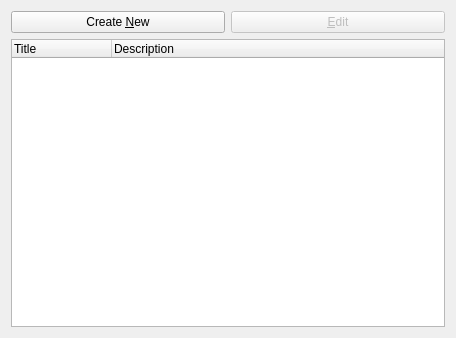
The window that src/vocabsettingswidget.ui (KDE/kanagram) describes before a commit, drawn with Qt 5.
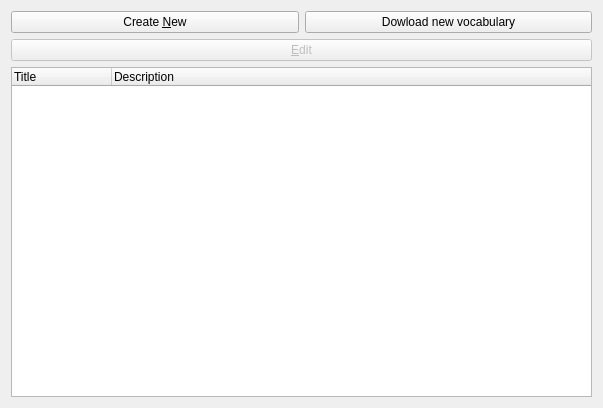
The same window after the commit.

Diff of the .ui file:
```diff
--- a/src/vocabsettingswidget.ui
+++ b/src/vocabsettingswidget.ui
@@ -1,73 +1,49 @@
 <ui version="4.0" >
  <class>VocabSettingsWidget</class>
- <widget class="QWidget" name="VocabSettingsWidget" >
-  <property name="geometry" >
+ <widget class="QWidget" name="VocabSettingsWidget">
+  <property name="geometry">
    <rect>
     <x>0</x>
     <y>0</y>
-    <width>456</width>
-    <height>338</height>
+    <width>603</width>
+    <height>408</height>
    </rect>
   </property>
-  <property name="windowTitle" >
+  <property name="minimumSize">
+   <size>
+    <width>0</width>
+    <height>0</height>
+   </size>
+  </property>
+  <property name="windowTitle">
    <string>Vocabularies</string>
   </property>
   <layout class="QGridLayout" >
    <property name="leftMargin" >
     <number>11</number>
    </property>
-   <property name="topMargin" >
-    <number>11</number>
-   </property>
-   <property name="rightMargin" >
-    <number>11</number>
-   </property>
-   <property name="bottomMargin" >
-    <number>11</number>
-   </property>
-   <property name="horizontalSpacing" >
+   <property name="spacing">
     <number>6</number>
    </property>
-   <property name="verticalSpacing" >
-    <number>6</number>
-   </property>
-   <item row="0" column="0" >
-    <layout class="QVBoxLayout" >
-     <property name="spacing" >
+   <item row="0" column="0">
+    <layout class="QVBoxLayout" name="VocabVBox">
+     <property name="spacing">
       <number>6</number>
      </property>
-     <property name="leftMargin" >
-      <number>0</number>
-     </property>
-     <property name="topMargin" >
-      <number>0</number>
-     </property>
-     <property name="rightMargin" >
-      <number>0</number>
-     </property>
-     <property name="bottomMargin" >
+     <property name="margin">
       <number>0</number>
      </property>
      <item>
-      <layout class="QHBoxLayout" >
-       <property name="spacing" >
+      <layout class="QHBoxLayout" name="VocabHBox">
+       <property name="spacing">
         <number>6</number>
        </property>
-       <property name="leftMargin" >
-        <number>0</number>
-       </property>
-       <property name="topMargin" >
-        <number>0</number>
-       </property>
-       <property name="rightMargin" >
-        <number>0</number>
-       </property>
-       <property name="bottomMargin" >
+       <property name="margin">
         <number>0</number>
        </property>
        <item>
-        <widget class="QPushButton" name="btnCreateNew" >
-         <property name="whatsThis" >
+        <widget class="QPushButton" name="btnCreateNew">
+         <property name="whatsThis">
           <string>Creates a new vocabulary.</string>
          </property>
          <property name="text" >
@@ -76,23 +52,33 @@
         </widget>
        </item>
        <item>
-        <widget class="QPushButton" name="btnEdit" >
-         <property name="enabled" >
-          <bool>false</bool>
+        <widget class="QPushButton" name="btnDownloadNew">
+         <property name="toolTip">
+          <string>Download new vocabulary from  &quot;Get hot new Stuff&quot;</string>
          </property>
-         <property name="whatsThis" >
-          <string>Edits the selected vocabulary.</string>
-         </property>
-         <property name="text" >
-          <string>&amp;Edit</string>
+         <property name="text">
+          <string>Dowload new vocabulary</string>
          </property>
         </widget>
        </item>
       </layout>
      </item>
      <item>
-      <widget class="QTreeWidget" name="lviewVocab" >
-       <property name="whatsThis" >
+      <widget class="QPushButton" name="btnEdit">
+       <property name="enabled">
+        <bool>false</bool>
+       </property>
+       <property name="whatsThis">
+        <string>Edits the selected vocabulary.</string>
+       </property>
+       <property name="text">
+        <string>&amp;Edit</string>
+       </property>
+      </widget>
+     </item>
+     <item>
+      <widget class="QTreeWidget" name="lviewVocab">
+       <property name="whatsThis">
         <string>The list of installed vocabularies.</string>
        </property>
        <property name="rootIsDecorated" >
```
Left out of the diff: 17 changed lines with no effect on the pictures.
